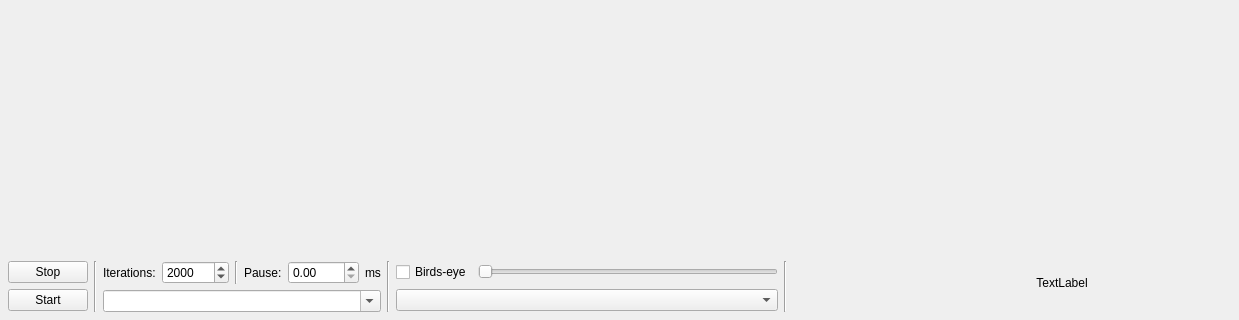
urosjarc/optimization, file src/gui/ui/MainWindow.ui: the form before one commit; both pictures show x 0 to 1239 and y 529 to 849 of the 1339 by 849 pixel window.
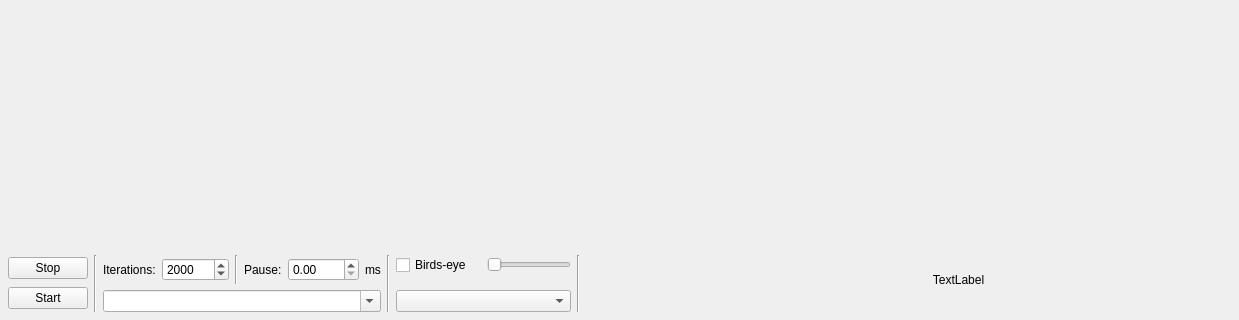
The form after the commit.

Commit message: Adding color map combobox and connecting.

```diff
--- a/src/gui/ui/MainWindow.ui
+++ b/src/gui/ui/MainWindow.ui
@@ -218,6 +218,9 @@
       </item>
       <item>
        <layout class="QVBoxLayout" name="verticalLayout_4">
+        <property name="spacing">
+         <number>15</number>
+        </property>
         <item>
          <layout class="QHBoxLayout" name="horizontalLayout">
           <item>
@@ -237,7 +240,7 @@
             </property>
             <property name="minimumSize">
              <size>
-              <width>300</width>
+              <width>0</width>
               <height>0</height>
              </size>
             </property>
@@ -279,7 +282,14 @@
          </layout>
         </item>
         <item>
-         <widget class="QComboBox" name="heatmapCB"/>
+         <widget class="QComboBox" name="colormapCB">
+          <property name="maximumSize">
+           <size>
+            <width>256</width>
+            <height>16777215</height>
+           </size>
+          </property>
+         </widget>
         </item>
        </layout>
       </item>
```
The commit also changes 4 other files.
